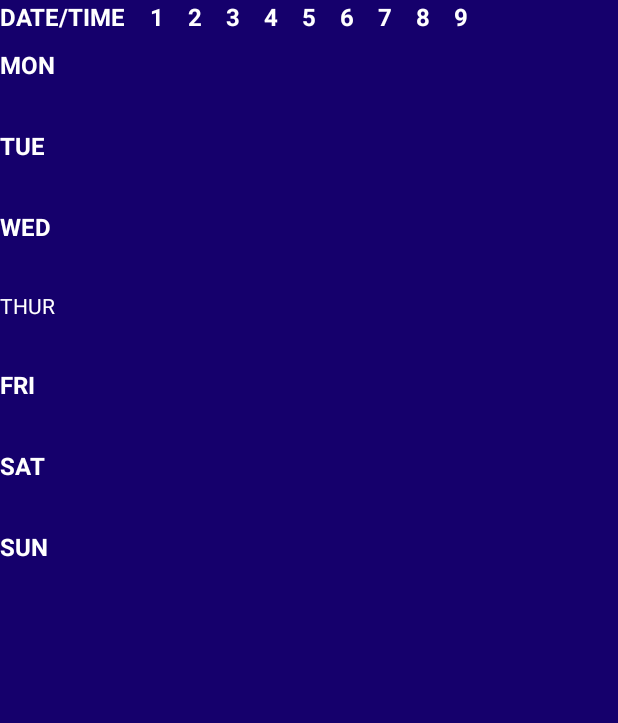
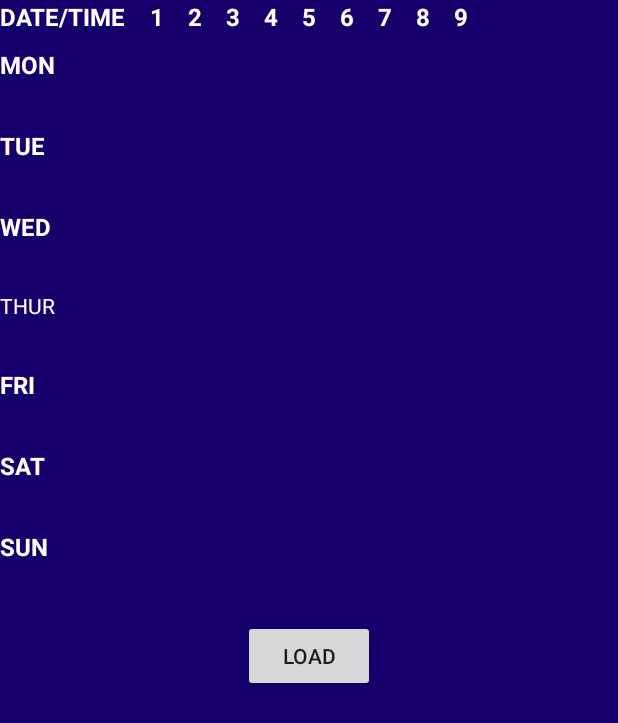
Before and after one commit to Theonlysmartboy/ClassAttendanceManager, an Android app: the Timetable screen opened directly, with no data from a screen before it, on a phone screen of 412 x 824 dp. Shown: the top 723 px of the screen. Run offline under Robolectric (Android 15) with nearby library versions, the phone set to English and light mode, and no system bars; our stand-ins replace Volley.

Commit message:
Some little home keeping

```diff
--- a/app/src/main/java/com/otema/tosby/attendancemanager/Timetable.java
+++ b/app/src/main/java/com/otema/tosby/attendancemanager/Timetable.java
@@ -2,12 +2,68 @@ package com.otema.tosby.attendancemanager;
 
 import android.support.v7.app.AppCompatActivity;
 import android.os.Bundle;
+import android.view.View;
+import android.widget.Button;
+import android.widget.TextView;
 
-public class Timetable extends AppCompatActivity {
+import com.android.volley.Request;
+import com.android.volley.RequestQueue;
+import com.android.volley.Response;
+import com.android.volley.VolleyError;
+import com.android.volley.toolbox.JsonObjectRequest;
+import com.android.volley.toolbox.Volley;
 
+import org.json.JSONArray;
+import org.json.JSONException;
+import org.json.JSONObject;
+
+public class Timetable extends AppCompatActivity implements View.OnClickListener{
+    Button load;
+    TextView content;
+    RequestQueue requestQueue;
+    String showUrl = "https://www.allfashioncreations.com/StudentAttendance/get_timetable.php";
     @Override
     protected void onCreate(Bundle savedInstanceState) {
         super.onCreate(savedInstanceState);
         setContentView(R.layout.activity_timetable);
+        load = (Button) findViewById(R.id.load);
+        content = (TextView) findViewById(R.id.ContentView);
+        requestQueue = Volley.newRequestQueue(getApplicationContext());
+        load.setOnClickListener(this);
+
+    }
+    @Override
+    public void onClick(View view) {
+        switch (view.getId()){
+            case R.id.load:
+                JsonObjectRequest jsonObjectRequest = new JsonObjectRequest(Request.Method.POST, showUrl, new Response.Listener<JSONObject>() {
+                    @Override
+                    public void onResponse(JSONObject response) {
+                        try {
+                            JSONArray timetable = response.getJSONArray("timetable");
+                            for (int i =0; i <= timetable.length();i++){
+                                JSONObject lesson = timetable.getJSONObject(i);
+                                String day = lesson.getString("DAY");
+                                String time = lesson.getString("Time");
+                                String unit = lesson.getString("Unit");
+                                content.append(day+" "+time+" "+unit+"/n");
+                            }
+                            content.append("===/n");
+                        } catch (JSONException e) {
+                            e.printStackTrace();
+                        }
+                    }
+                }, new Response.ErrorListener() {
+                    @Override
+                    public void onErrorResponse(VolleyError error) {
+                        System.out.append(error.getMessage());
+                    }
+                });
+                requestQueue.add(jsonObjectRequest);
+
+                break;
+            default:
+        }
+
     }
 }
--- a/app/src/main/res/layout/activity_timetable.xml
+++ b/app/src/main/res/layout/activity_timetable.xml
@@ -206,5 +206,14 @@
                 </RelativeLayout>
 </ScrollView>
 
+    <Button
+        android:id="@+id/load"
+        android:layout_width="wrap_content"
+        android:layout_height="wrap_content"
+        android:layout_below="@+id/scrollView2"
+        android:layout_centerHorizontal="true"
+        android:layout_marginTop="38dp"
+        android:text="@string/load" />
+
 
 </RelativeLayout>
--- a/app/src/main/res/values/strings.xml
+++ b/app/src/main/res/values/strings.xml
@@ -60,6 +60,7 @@
     <string name="thur">THUR</string>
     <string name="tue">TUE</string>
     <string name="wed">WED</string>
+    <string name="load">Load</string>
     <string-array name="programs">
         <item>Select the Program that you are taking</item>
         <item>IT</item>
```
